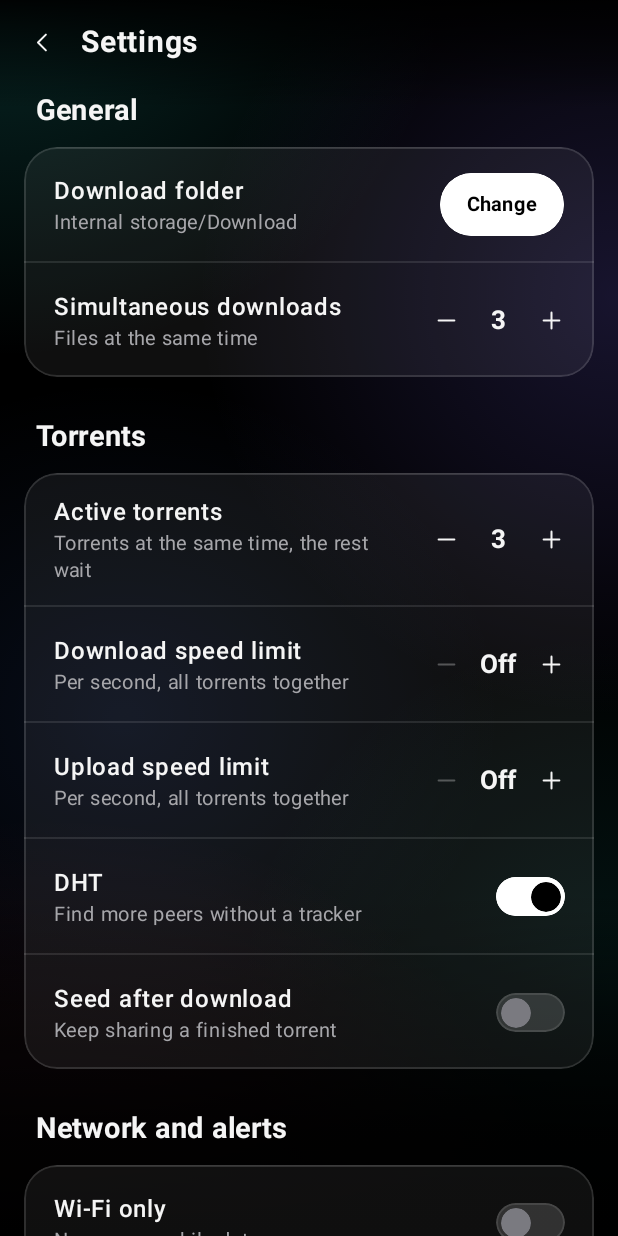
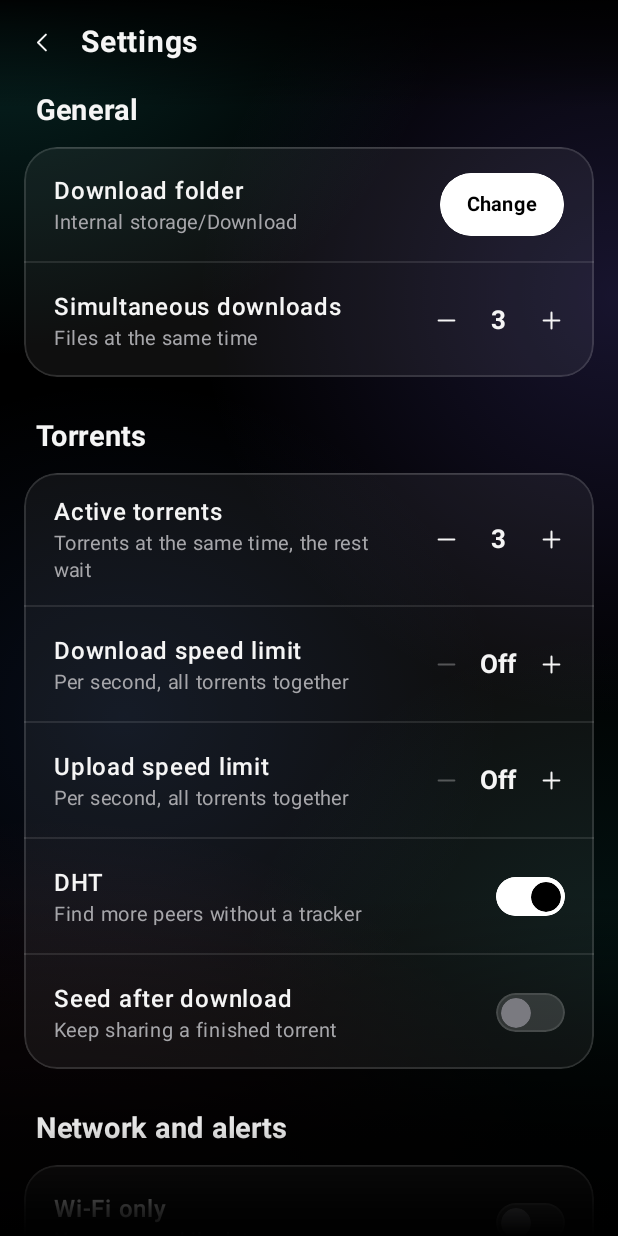
Before and after one commit to darkrider13/Downix, an Android app built with Jetpack Compose: the screen it shows after launch (MainActivity), after a tap on "Settings", on a phone screen of 412 x 824 dp. Run offline under Robolectric (Android 15) with nearby library versions, the phone set to English and light mode, and no system bars; our stand-ins replace Room's generated code; libraries missing offline, so code that uses them is left out: androidx.lifecycle, androidx.lifecycle.compose, androidx.lifecycle.viewModelScope, androidx.lifecycle.viewmodel, org.libtorrent4j; 3 statements that could not run were skipped.

Commit message:
Add files via upload

```diff
--- a/app/src/main/java/com/downix/app/DownixTheme.kt
+++ b/app/src/main/java/com/downix/app/DownixTheme.kt
@@ -411,6 +411,51 @@ internal fun Modifier.listEdgeFade(
         val curve = floatArrayOf(1f, 0.92f, 0.72f, 0.42f, 0.16f, 0f)
         fun faded(strength: Float, a: Float) = Color.Black.copy(alpha = 1f - strength * (1f - a))
 
+        if (topStrength > 0.001f) {
+            drawRect(
+                brush = Brush.verticalGradient(
+                    colors = curve.reversed().map { faded(topStrength, it) },
+                    startY = 0f,
+                    endY = topPx
+                ),
+                size = Size(size.width, topPx),
+                blendMode = BlendMode.DstIn
+            )
+        }
+        if (bottomStrength > 0.001f) {
+            drawRect(
+                brush = Brush.verticalGradient(
+                    colors = curve.map { faded(bottomStrength, it) },
+                    startY = size.height - bottomPx,
+                    endY = size.height
+                ),
+                topLeft = Offset(0f, size.height - bottomPx),
+                size = Size(size.width, bottomPx),
+                blendMode = BlendMode.DstIn
+            )
+        }
+    }
+
+/**
+ * Same soft top / bottom edge fade as [listEdgeFade], for a normal scrolling Column (Settings page).
+ * Put it BEFORE verticalScroll in the modifier chain, so the fade sits on the viewport. The top fade grows once
+ * the page is scrolled down, the bottom fade stays while more settings wait below. Read only while drawing.
+ */
+internal fun Modifier.scrollEdgeFade(
+    state: androidx.compose.foundation.ScrollState,
+    top: Dp = 28.dp,
+    bottom: Dp = 90.dp
+): Modifier = this
+    .graphicsLayer { compositingStrategy = CompositingStrategy.Offscreen }
+    .drawWithContent {
+        drawContent()
+        val topPx = top.toPx()
+        val bottomPx = bottom.toPx()
+        val ramp = 48.dp.toPx()
+        val topStrength = (state.value / ramp).coerceIn(0f, 1f)
+        val bottomStrength = ((state.maxValue - state.value) / ramp).coerceIn(0f, 1f)
+        val curve = floatArrayOf(1f, 0.92f, 0.72f, 0.42f, 0.16f, 0f)
+        fun faded(strength: Float, a: Float) = Color.Black.copy(alpha = 1f - strength * (1f - a))
         if (topStrength > 0.001f) {
             drawRect(
                 brush = Brush.verticalGradient(
--- a/app/src/main/java/com/downix/app/MainActivity.kt
+++ b/app/src/main/java/com/downix/app/MainActivity.kt
@@ -1968,7 +1968,8 @@ private fun SettingsScreen(
                     val gap = if (contentPx > 0 && creditPx > 0) {
                         with(density) { ((viewportPx - contentPx - creditPx) / 2).toDp() }.coerceAtLeast(20.dp)
                     } else 20.dp
-                    Column(Modifier.fillMaxSize().verticalScroll(rememberScrollState())) {
+                    val settingsScroll = rememberScrollState()
+                    Column(Modifier.fillMaxSize().scrollEdgeFade(settingsScroll).verticalScroll(settingsScroll)) {
                         Column(Modifier.onSizeChanged { contentPx = it.height }.padding(bottom = 8.dp)) {
                         SettingSection("General", first = true)
                         SettingGroup {
```
